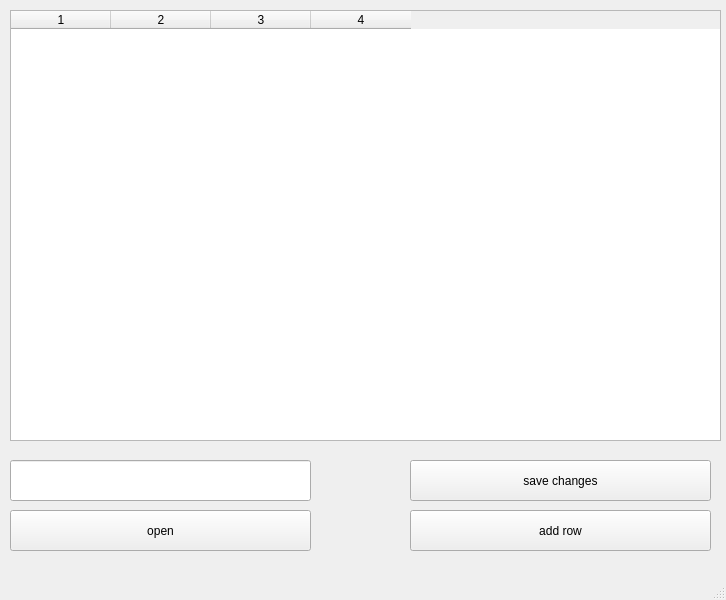
Qt form database/DB_Games/mainwindow.ui (Username2506/NG_2020_Nikita_Lamekin) before a commit.
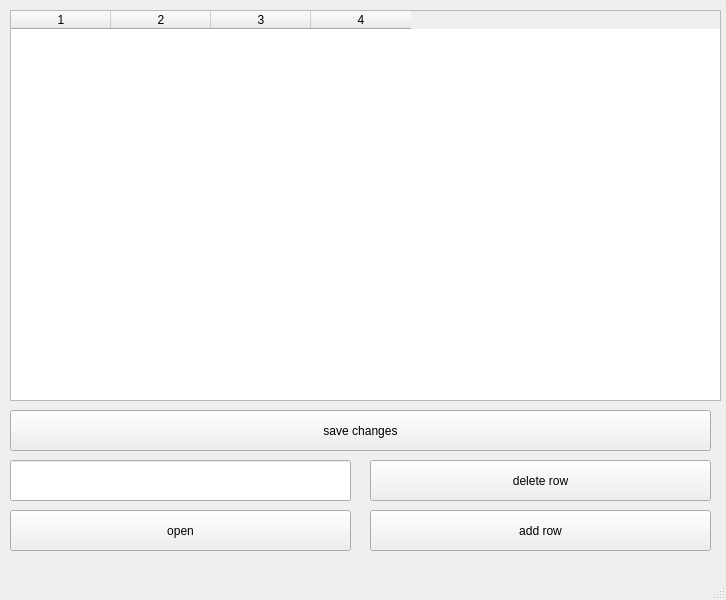
The same form after that commit.

Commit message: added ability to delete rows, fixed bug with id

What changed in the file:
```diff
--- a/database/DB_Games/mainwindow.ui
+++ b/database/DB_Games/mainwindow.ui
@@ -19,7 +19,7 @@
      <rect>
       <x>10</x>
       <y>510</y>
-      <width>301</width>
+      <width>341</width>
       <height>41</height>
      </rect>
     </property>
@@ -32,7 +32,7 @@
      <rect>
       <x>10</x>
       <y>460</y>
-      <width>301</width>
+      <width>341</width>
       <height>41</height>
      </rect>
     </property>
@@ -46,7 +46,7 @@
       <x>10</x>
       <y>10</y>
       <width>711</width>
-      <height>431</height>
+      <height>391</height>
      </rect>
     </property>
     <property name="layoutDirection">
@@ -81,9 +81,9 @@
    <widget class="QPushButton" name="add">
     <property name="geometry">
      <rect>
-      <x>410</x>
+      <x>370</x>
       <y>510</y>
-      <width>301</width>
+      <width>341</width>
       <height>41</height>
      </rect>
     </property>
@@ -94,9 +94,9 @@
    <widget class="QPushButton" name="save">
     <property name="geometry">
      <rect>
-      <x>410</x>
-      <y>460</y>
-      <width>301</width>
+      <x>10</x>
+      <y>410</y>
+      <width>701</width>
       <height>41</height>
      </rect>
     </property>
@@ -104,6 +104,19 @@
      <string>save changes</string>
     </property>
    </widget>
+   <widget class="QPushButton" name="del">
+    <property name="geometry">
+     <rect>
+      <x>370</x>
+      <y>460</y>
+      <width>341</width>
+      <height>41</height>
+     </rect>
+    </property>
+    <property name="text">
+     <string>delete row</string>
+    </property>
+   </widget>
   </widget>
   <widget class="QMenuBar" name="menubar">
    <property name="geometry">
```
The commit also changes 3 other files.
